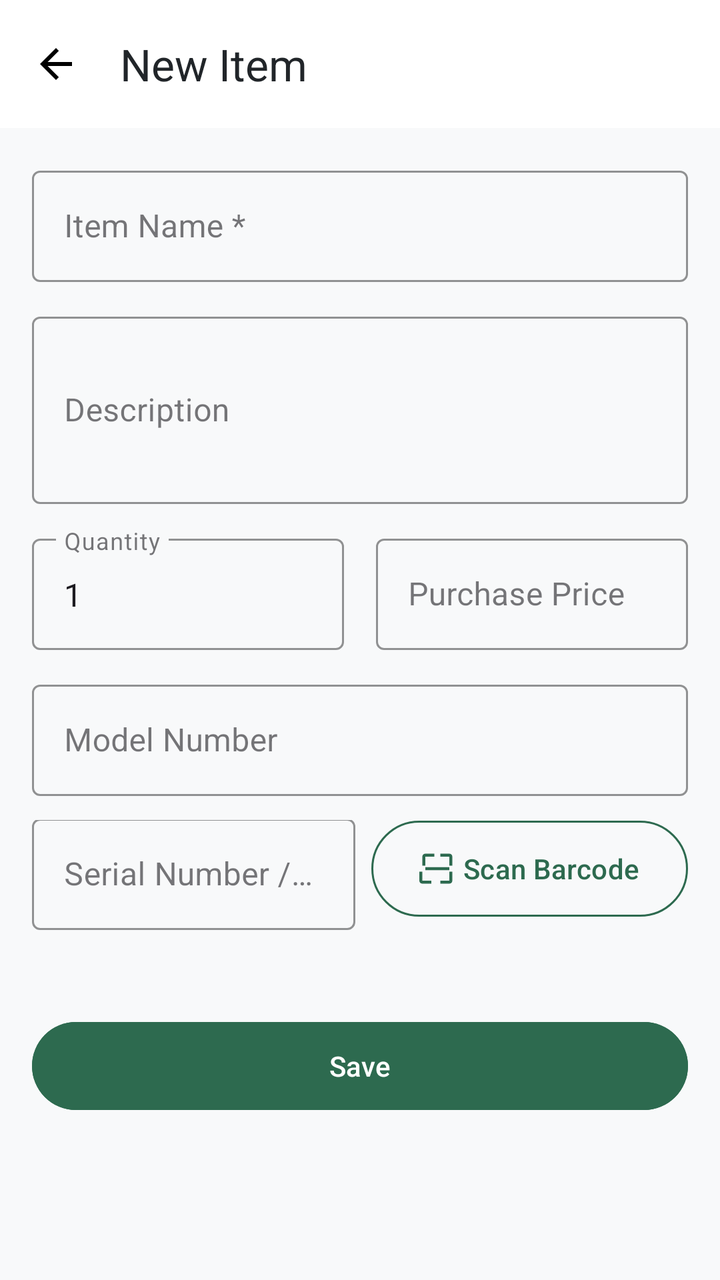
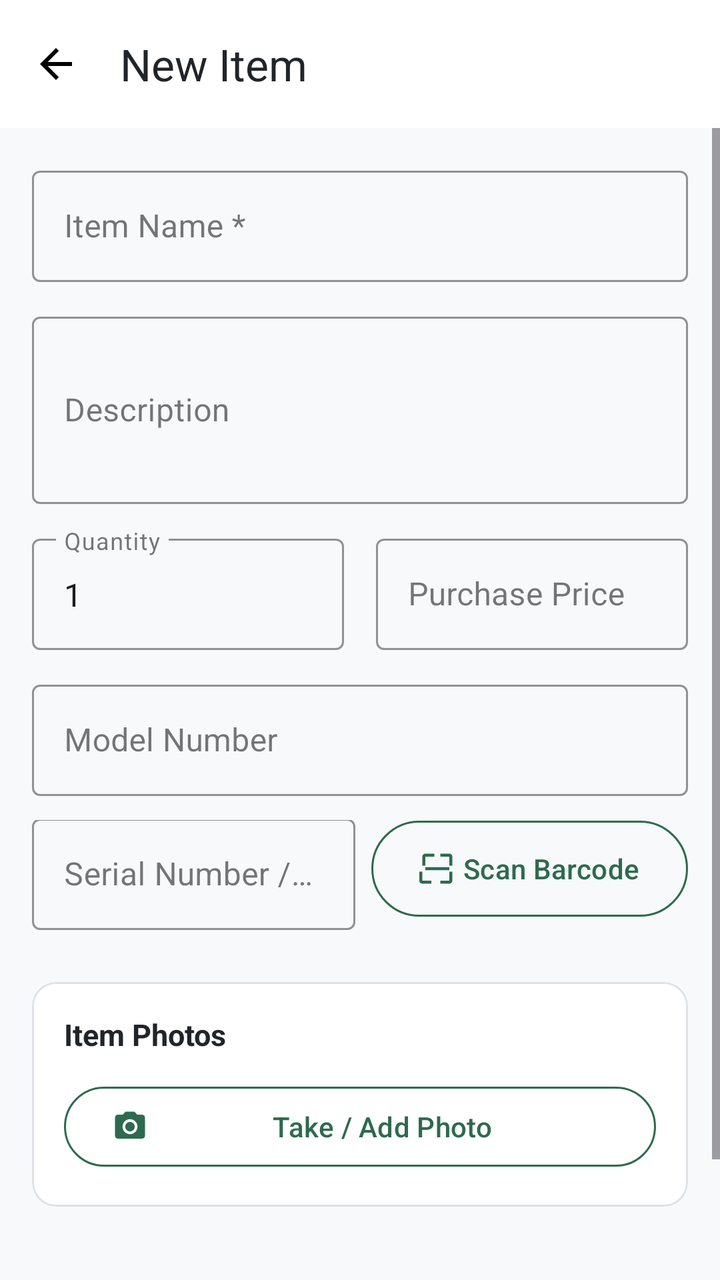

Two renders of the same Android screen: before a commit and after it. Below are the layout's source before the change and the commit's diff.
<!-- AndroidManifest.xml: application theme Theme.Homebox -->
<!-- res/layout/activity_item_create.xml -->
<?xml version="1.0" encoding="utf-8"?>
<androidx.coordinatorlayout.widget.CoordinatorLayout xmlns:android="http://schemas.android.com/apk/res/android"
    xmlns:app="http://schemas.android.com/apk/res-auto"
    android:layout_width="match_parent"
    android:layout_height="match_parent"
    android:background="@color/background">

    <com.google.android.material.appbar.AppBarLayout
        android:layout_width="match_parent"
        android:layout_height="wrap_content"
        android:background="@color/surface">

        <com.google.android.material.appbar.MaterialToolbar
            android:id="@+id/toolbar"
            android:layout_width="match_parent"
            android:layout_height="?attr/actionBarSize"
            app:navigationIcon="@drawable/ic_arrow_back"
            app:title="@string/btn_create_item"
            app:titleTextColor="@color/on_surface" />
    </com.google.android.material.appbar.AppBarLayout>

    <ScrollView
        android:layout_width="match_parent"
        android:layout_height="match_parent"
        android:fillViewport="true"
        app:layout_behavior="@string/appbar_scrolling_view_behavior">

        <LinearLayout
            android:layout_width="match_parent"
            android:layout_height="wrap_content"
            android:orientation="vertical"
            android:padding="16dp">

            <com.google.android.material.textfield.TextInputLayout
                style="@style/Widget.MaterialComponents.TextInputLayout.OutlinedBox"
                android:layout_width="match_parent"
                android:layout_height="wrap_content"
                android:layout_marginBottom="12dp"
                app:boxStrokeColor="@color/primary"
                app:hintTextColor="@color/primary">

                <com.google.android.material.textfield.TextInputEditText
                    android:id="@+id/etName"
                    android:layout_width="match_parent"
                    android:layout_height="wrap_content"
                    android:hint="@string/item_name_hint" />
            </com.google.android.material.textfield.TextInputLayout>

            <com.google.android.material.textfield.TextInputLayout
                style="@style/Widget.MaterialComponents.TextInputLayout.OutlinedBox"
                android:layout_width="match_parent"
                android:layout_height="wrap_content"
                android:layout_marginBottom="12dp"
                app:boxStrokeColor="@color/primary"
                app:hintTextColor="@color/primary">

                <com.google.android.material.textfield.TextInputEditText
                    android:id="@+id/etDescription"
                    android:layout_width="match_parent"
                    android:layout_height="wrap_content"
                    android:hint="@string/item_desc_hint"
                    android:lines="3" />
            </com.google.android.material.textfield.TextInputLayout>

            <LinearLayout
                android:layout_width="match_parent"
                android:layout_height="wrap_content"
                android:orientation="horizontal">

                <com.google.android.material.textfield.TextInputLayout
                    style="@style/Widget.MaterialComponents.TextInputLayout.OutlinedBox"
                    android:layout_width="0dp"
                    android:layout_height="wrap_content"
                    android:layout_marginEnd="8dp"
                    android:layout_marginBottom="12dp"
                    android:layout_weight="1"
                    app:boxStrokeColor="@color/primary"
                    app:hintTextColor="@color/primary">

                    <com.google.android.material.textfield.TextInputEditText
                        android:id="@+id/etQuantity"
                        android:layout_width="match_parent"
                        android:layout_height="wrap_content"
                        android:hint="@string/item_quantity_hint"
                        android:inputType="number"
                        android:text="1" />
                </com.google.android.material.textfield.TextInputLayout>

                <com.google.android.material.textfield.TextInputLayout
                    style="@style/Widget.MaterialComponents.TextInputLayout.OutlinedBox"
                    android:layout_width="0dp"
                    android:layout_height="wrap_content"
                    android:layout_marginStart="8dp"
                    android:layout_marginBottom="12dp"
                    android:layout_weight="1"
                    app:boxStrokeColor="@color/primary"
                    app:hintTextColor="@color/primary">

                    <com.google.android.material.textfield.TextInputEditText
                        android:id="@+id/etPrice"
                        android:layout_width="match_parent"
                        android:layout_height="wrap_content"
                        android:hint="@string/item_price_hint"
                        android:inputType="numberDecimal" />
                </com.google.android.material.textfield.TextInputLayout>
            </LinearLayout>

            <com.google.android.material.textfield.TextInputLayout
                style="@style/Widget.MaterialComponents.TextInputLayout.OutlinedBox"
                android:layout_width="match_parent"
                android:layout_height="wrap_content"
                android:layout_marginBottom="12dp"
                app:boxStrokeColor="@color/primary"
                app:hintTextColor="@color/primary">

                <com.google.android.material.textfield.TextInputEditText
                    android:id="@+id/etModel"
                    android:layout_width="match_parent"
                    android:layout_height="wrap_content"
                    android:hint="@string/item_model_hint" />
            </com.google.android.material.textfield.TextInputLayout>

            <LinearLayout
                android:layout_width="match_parent"
                android:layout_height="wrap_content"
                android:gravity="center_vertical"
                android:orientation="horizontal">

                <com.google.android.material.textfield.TextInputLayout
                    style="@style/Widget.MaterialComponents.TextInputLayout.OutlinedBox"
                    android:layout_width="0dp"
                    android:layout_height="wrap_content"
                    android:layout_marginEnd="8dp"
                    android:layout_marginBottom="12dp"
                    android:layout_weight="1"
                    app:boxStrokeColor="@color/primary"
                    app:hintTextColor="@color/primary">

                    <com.google.android.material.textfield.TextInputEditText
                        android:id="@+id/etSerial"
                        android:layout_width="match_parent"
                        android:layout_height="wrap_content"
                        android:hint="@string/item_serial_hint" />
                </com.google.android.material.textfield.TextInputLayout>

                <com.google.android.material.button.MaterialButton
                    android:id="@+id/btnScanSerial"
                    style="@style/Widget.Material3.Button.OutlinedButton"
                    android:layout_width="wrap_content"
                    android:layout_height="56dp"
                    android:layout_marginBottom="12dp"
                    android:text="@string/btn_scan_barcode"
                    android:textColor="@color/primary"
                    app:icon="@drawable/ic_nav_scan"
                    app:iconTint="@color/primary"
                    app:strokeColor="@color/primary" />
            </LinearLayout>

            <com.google.android.material.button.MaterialButton
                android:id="@+id/btnSave"
                style="@style/Widget.Material3.Button"
                android:layout_width="match_parent"
                android:layout_height="52dp"
                android:layout_marginTop="24dp"
                android:backgroundTint="@color/primary"
                android:text="@string/btn_save"
                android:textColor="@color/on_primary" />

            <ProgressBar
                android:id="@+id/pbLoading"
                android:layout_width="wrap_content"
                android:layout_height="wrap_content"
                android:layout_gravity="center"
                android:layout_marginTop="16dp"
                android:indeterminateTint="@color/primary"
                android:visibility="gone" />

        </LinearLayout>
    </ScrollView>

</androidx.coordinatorlayout.widget.CoordinatorLayout>
<!-- resources referenced by this layout -->
<resources>
  <color name="background">#F8F9FA</color>
  <color name="on_primary">#FFFFFF</color>
  <color name="on_surface">#212529</color>
  <color name="primary">#2D6A4F</color>
  <color name="surface">#FFFFFF</color>
  <!-- drawable ic_arrow_back (drawable) -->
  <vector xmlns:android="http://schemas.android.com/apk/res/android"
      android:width="24dp"
      android:height="24dp"
      android:viewportWidth="24"
      android:viewportHeight="24">
      <path
          android:fillColor="#FF000000"
          android:pathData="M20,11H7.83l5.59,-5.59L12,4l-8,8 8,8 1.41,-1.41L7.83,13H20v-2z" />
  </vector>
  <!-- drawable ic_nav_scan (drawable) -->
  <vector xmlns:android="http://schemas.android.com/apk/res/android"
      android:width="24dp"
      android:height="24dp"
      android:viewportWidth="24"
      android:viewportHeight="24">
      <path
          android:fillColor="#FF000000"
          android:pathData="M4,4h6V2H4C2.9,2 2,2.9 2,4v6h2V4zM20,2h-6v2h6v6h2V4C22,2.9 21.1,2 20,2zM2,20v-6H0v6c0,1.1 0.9,2 2,2h6v-2H2zM20,20h-6v2h6c1.1,0 2,-0.9 2,-2v-6h-2V20zM4,11h16v2H4V11z" />
  </vector>
  <string name="btn_create_item">New Item</string>
  <string name="btn_save">Save</string>
  <string name="btn_scan_barcode">Scan Barcode</string>
  <string name="item_desc_hint">Description</string>
  <string name="item_model_hint">Model Number</string>
  <string name="item_name_hint">Item Name *</string>
  <string name="item_price_hint">Purchase Price</string>
  <string name="item_quantity_hint">Quantity</string>
  <string name="item_serial_hint">Serial Number / Barcode</string>
  <style name="Theme.Homebox" parent="Theme.Material3.DayNight.NoActionBar">
          <item name="colorPrimary">@color/primary</item>
          <item name="colorOnPrimary">@color/on_primary</item>
          <item name="colorSecondary">@color/secondary</item>
          <item name="colorOnSecondary">@color/on_secondary</item>
          <item name="android:statusBarColor">@color/primary</item>
          <item name="android:windowLightStatusBar">false</item>
          <item name="android:colorBackground">@color/background</item>
      </style>
  <color name="secondary">#52B788</color>
  <color name="on_secondary">#000000</color>
</resources>

<!-- the commit's change to res/layout/activity_item_create.xml (unified diff, before → after) -->
@@ -156,6 +156,105 @@
                     app:strokeColor="@color/primary" />
             </LinearLayout>
 
+            
+            <com.google.android.material.card.MaterialCardView
+                android:layout_width="match_parent"
+                android:layout_height="wrap_content"
+                android:layout_marginTop="8dp"
+                android:layout_marginBottom="12dp"
+                app:cardBackgroundColor="@color/surface"
+                app:cardCornerRadius="12dp"
+                app:strokeColor="@color/card_stroke"
+                app:strokeWidth="1dp">
+
+                <LinearLayout
+                    android:layout_width="match_parent"
+                    android:layout_height="wrap_content"
+                    android:orientation="vertical"
+                    android:padding="16dp">
+
+                    <TextView
+                        android:layout_width="wrap_content"
+                        android:layout_height="wrap_content"
+                        android:text="@string/photo_section_title"
+                        android:textColor="@color/on_surface"
+                        android:textSize="15sp"
+                        android:textStyle="bold" />
+
+                    
+                    <com.google.android.material.button.MaterialButton
+                        android:id="@+id/btnAddPhoto"
+                        style="@style/Widget.Material3.Button.OutlinedButton"
+                        android:layout_width="match_parent"
+                        android:layout_height="48dp"
+                        android:layout_marginTop="12dp"
+                        android:text="@string/photo_add"
+                        android:textColor="@color/primary"
+                        app:icon="@drawable/ic_photo_camera"
+                        app:iconTint="@color/primary"
+                        app:strokeColor="@color/primary" />
+
+                    
+                    <LinearLayout
+                        android:id="@+id/layoutPhotoPreview"
+                        android:layout_width="match_parent"
+                        android:layout_height="wrap_content"
+                        android:layout_marginTop="12dp"
+                        android:orientation="vertical"
+                        android:visibility="gone">
+
+                        <ImageView
+                            android:id="@+id/ivPhotoThumbnail"
+                            android:layout_width="match_parent"
+                            android:layout_height="180dp"
+                            android:background="#E9ECEF"
+                            android:contentDescription="@string/photo_section_title"
+                            android:scaleType="centerCrop" />
+
+                        <TextView
+                            android:id="@+id/tvPhotoInfo"
+                            android:layout_width="wrap_content"
+                            android:layout_height="wrap_content"
+                            android:layout_marginTop="6dp"
+                            android:textColor="@color/text_secondary"
+                            android:textSize="12sp" />
+
+                        <LinearLayout
+                            android:layout_width="match_parent"
+                            android:layout_height="wrap_content"
+                            android:layout_marginTop="8dp"
+                            android:orientation="horizontal">
+
+                            <com.google.android.material.button.MaterialButton
+                                android:id="@+id/btnEditPhoto"
+                                style="@style/Widget.Material3.Button.TonalButton"
+                                android:layout_width="0dp"
+                                android:layout_height="40dp"
+                                android:layout_marginEnd="6dp"
+                                android:layout_weight="1"
+                                android:text="@string/photo_edit"
+                                android:textSize="12sp"
+                                app:icon="@drawable/ic_crop"
+                                app:iconSize="16dp" />
+
+                            <com.google.android.material.button.MaterialButton
+                                android:id="@+id/btnRemovePhoto"
+                                style="@style/Widget.Material3.Button.OutlinedButton"
+                                android:layout_width="0dp"
+                                android:layout_height="40dp"
+                                android:layout_weight="1"
+                                android:text="@string/photo_remove"
+                                android:textColor="@color/error"
+                                android:textSize="12sp"
+                                app:icon="@drawable/ic_delete"
+                                app:iconSize="16dp"
+                                app:iconTint="@color/error"
+                                app:strokeColor="@color/error" />
+                        </LinearLayout>
+                    </LinearLayout>
+                </LinearLayout>
+            </com.google.android.material.card.MaterialCardView>
+
             <com.google.android.material.button.MaterialButton
                 android:id="@+id/btnSave"
                 style="@style/Widget.Material3.Button"
<!-- resource entries referenced after the edit -->
@@ -1,10 +1,13 @@
 <!-- resources referenced by this layout -->
 <resources>
   <color name="background">#F8F9FA</color>
+  <color name="card_stroke">#DEE2E6</color>
+  <color name="error">#B00020</color>
   <color name="on_primary">#FFFFFF</color>
   <color name="on_surface">#212529</color>
   <color name="primary">#2D6A4F</color>
   <color name="surface">#FFFFFF</color>
+  <color name="text_secondary">#6C757D</color>
   <!-- drawable ic_arrow_back (drawable) -->
   <vector xmlns:android="http://schemas.android.com/apk/res/android"
       android:width="24dp"
@@ -14,6 +17,26 @@
       <path
           android:fillColor="#FF000000"
           android:pathData="M20,11H7.83l5.59,-5.59L12,4l-8,8 8,8 1.41,-1.41L7.83,13H20v-2z" />
+  </vector>
+  <!-- drawable ic_crop (drawable) -->
+  <vector xmlns:android="http://schemas.android.com/apk/res/android"
+      android:width="24dp"
+      android:height="24dp"
+      android:viewportWidth="24"
+      android:viewportHeight="24">
+      <path
+          android:fillColor="#FF000000"
+          android:pathData="M17,15h2V7c0,-1.1 -0.9,-2 -2,-2H9v2h8v8zM7,17V1H5v4H1v2h4v10c0,1.1 0.9,2 2,2h10v4h2v-4h4v-2H7z" />
+  </vector>
+  <!-- drawable ic_delete (drawable) -->
+  <vector xmlns:android="http://schemas.android.com/apk/res/android"
+      android:width="24dp"
+      android:height="24dp"
+      android:viewportWidth="24"
+      android:viewportHeight="24">
+      <path
+          android:fillColor="#FF000000"
+          android:pathData="M16,9v10H8V9h8m-1.5,-6h-5l-1,1H5v2h14V4h-3.5l-1,-1zM18,7H6v12c0,1.1 0.9,2 2,2h8c1.1,0 2,-0.9 2,-2V7z" />
   </vector>
   <!-- drawable ic_nav_scan (drawable) -->
   <vector xmlns:android="http://schemas.android.com/apk/res/android"
@@ -25,6 +48,16 @@
           android:fillColor="#FF000000"
           android:pathData="M4,4h6V2H4C2.9,2 2,2.9 2,4v6h2V4zM20,2h-6v2h6v6h2V4C22,2.9 21.1,2 20,2zM2,20v-6H0v6c0,1.1 0.9,2 2,2h6v-2H2zM20,20h-6v2h6c1.1,0 2,-0.9 2,-2v-6h-2V20zM4,11h16v2H4V11z" />
   </vector>
+  <!-- drawable ic_photo_camera (drawable) -->
+  <vector xmlns:android="http://schemas.android.com/apk/res/android"
+      android:width="24dp"
+      android:height="24dp"
+      android:viewportWidth="24"
+      android:viewportHeight="24">
+      <path
+          android:fillColor="#FF000000"
+          android:pathData="M12,12m-3.2,0a3.2,3.2 0 1,1 6.4,0a3.2,3.2 0 1,1 -6.4,0M9,2L7.17,4H4c-1.1,0 -2,0.9 -2,2v12c0,1.1 0.9,2 2,2h16c1.1,0 2,-0.9 2,-2V6c0,-1.1 -0.9,-2 -2,-2h-3.17L15,2H9zm3,15c-2.76,0 -5,-2.24 -5,-5s2.24,-5 5,-5 5,2.24 5,5 -2.24,5 -5,5z" />
+  </vector>
   <string name="btn_create_item">New Item</string>
   <string name="btn_save">Save</string>
   <string name="btn_scan_barcode">Scan Barcode</string>
@@ -34,6 +67,10 @@
   <string name="item_price_hint">Purchase Price</string>
   <string name="item_quantity_hint">Quantity</string>
   <string name="item_serial_hint">Serial Number / Barcode</string>
+  <string name="photo_add">Take / Add Photo</string>
+  <string name="photo_edit">Edit / Crop Photo</string>
+  <string name="photo_remove">Remove Photo</string>
+  <string name="photo_section_title">Item Photos</string>
   <style name="Theme.Homebox" parent="Theme.Material3.DayNight.NoActionBar">
           <item name="colorPrimary">@color/primary</item>
           <item name="colorOnPrimary">@color/on_primary</item>
